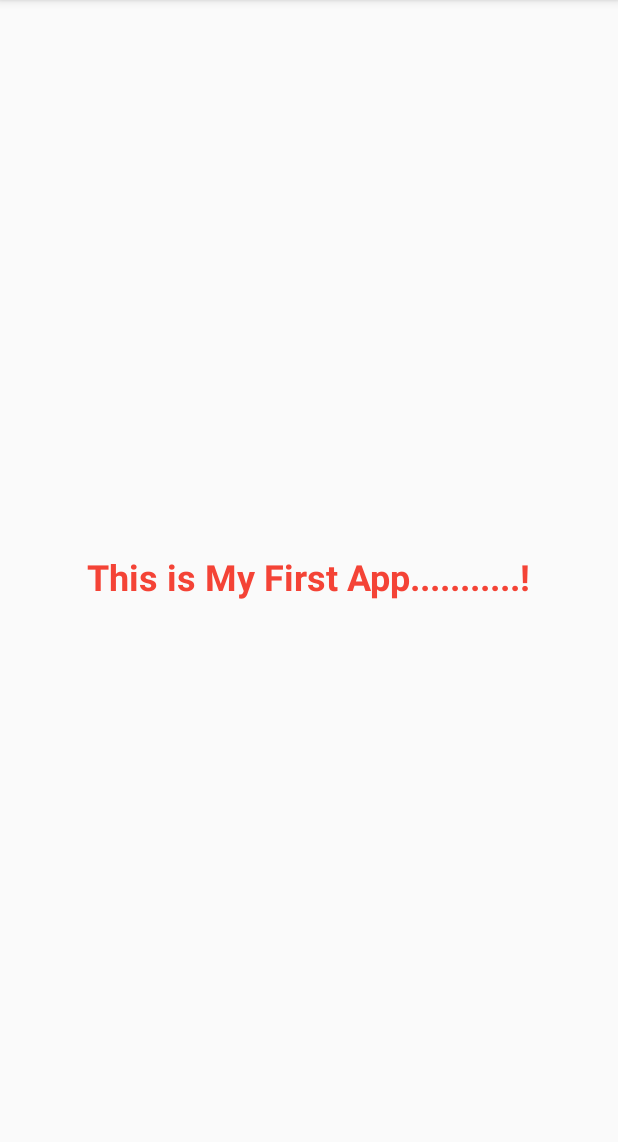
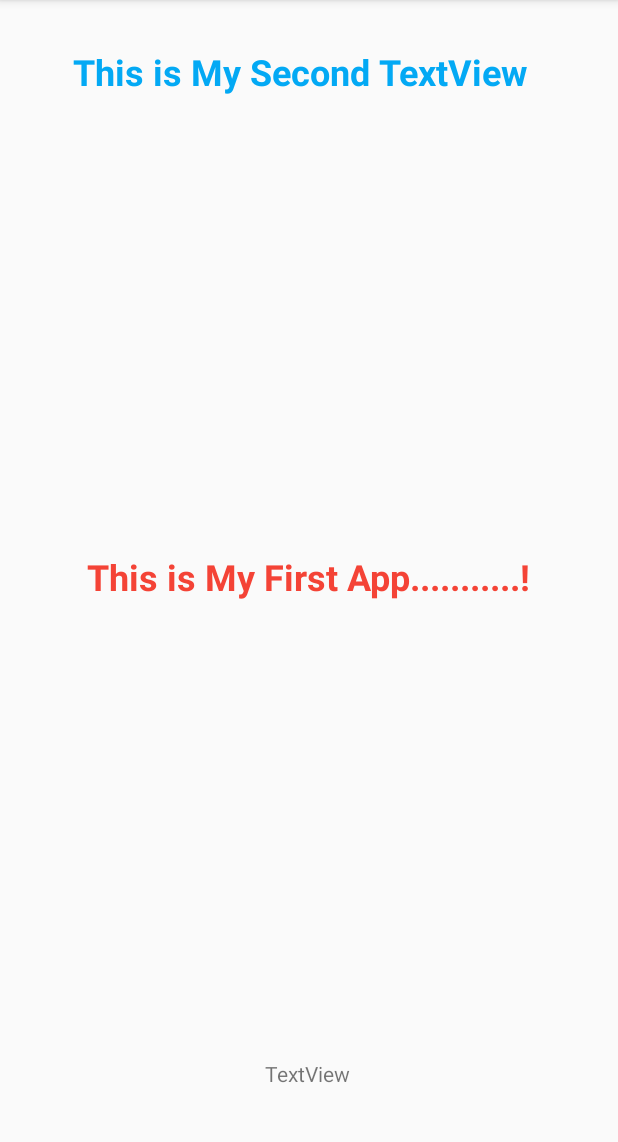
Before and after one commit to abidalishafique/My-First-Andriod-App, an Android app: the screen it shows after launch (MainActivity), on a phone screen of 412 x 824 dp, the part 84-1226 px from its top. Run offline under Robolectric (Android 15) with nearby library versions, the phone set to English and light mode, and no system bars.

Commit message:
Second TextView

```diff
--- a/app/src/main/res/layout/activity_main.xml
+++ b/app/src/main/res/layout/activity_main.xml
@@ -7,6 +7,7 @@
     tools:context=".MainActivity">
 
     <TextView
+        android:id="@+id/textView3"
         android:layout_width="wrap_content"
         android:layout_height="wrap_content"
         android:text="This is My First App...........!"
@@ -18,4 +19,31 @@
         app:layout_constraintRight_toRightOf="parent"
         app:layout_constraintTop_toTopOf="parent" />
 
+    <TextView
+        android:id="@+id/textView2"
+        android:layout_width="306dp"
+        android:layout_height="38dp"
+        android:text="This is My Second TextView"
+        android:textColor="#03A9F4"
+        android:textSize="24sp"
+        android:textStyle="bold"
+        app:layout_constraintBottom_toBottomOf="parent"
+        app:layout_constraintEnd_toEndOf="parent"
+        app:layout_constraintHorizontal_bias="0.457"
+        app:layout_constraintStart_toStartOf="parent"
+        app:layout_constraintTop_toTopOf="parent"
+        app:layout_constraintVertical_bias="0.043" />
+
+    <TextView
+        android:id="@+id/textView4"
+        android:layout_width="wrap_content"
+        android:layout_height="wrap_content"
+        android:text="TextView"
+        app:layout_constraintBottom_toBottomOf="parent"
+        app:layout_constraintEnd_toEndOf="parent"
+        app:layout_constraintHorizontal_bias="0.498"
+        app:layout_constraintStart_toStartOf="parent"
+        app:layout_constraintTop_toTopOf="parent"
+        app:layout_constraintVertical_bias="0.943" />
+
 </androidx.constraintlayout.widget.ConstraintLayout>
```
